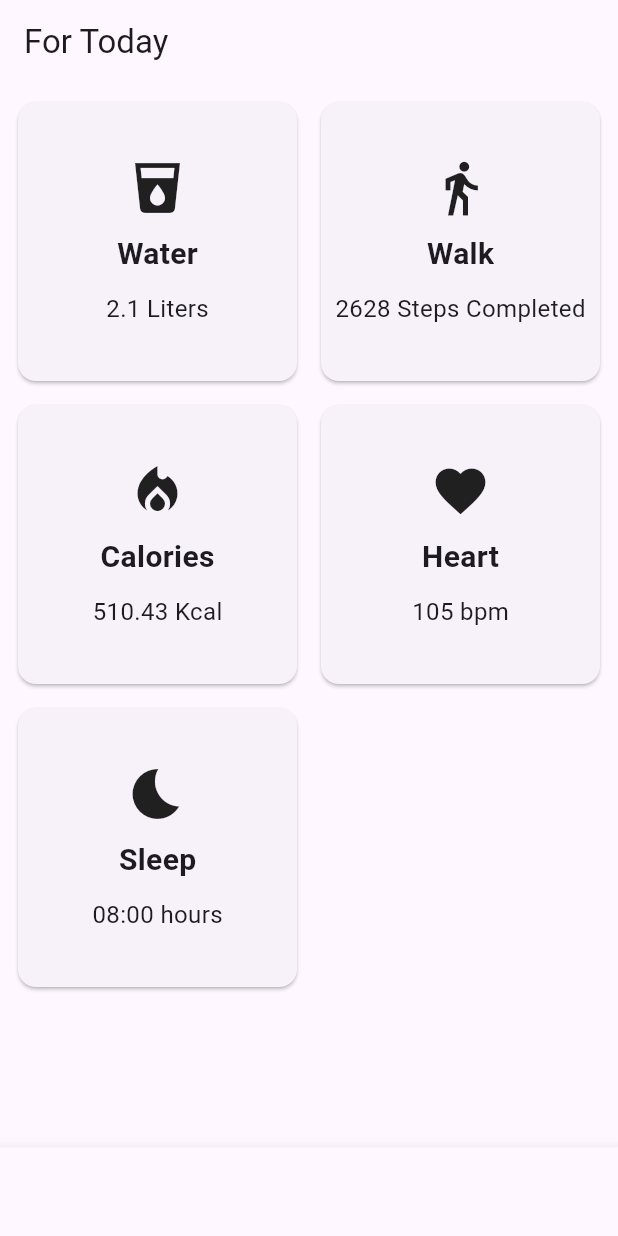
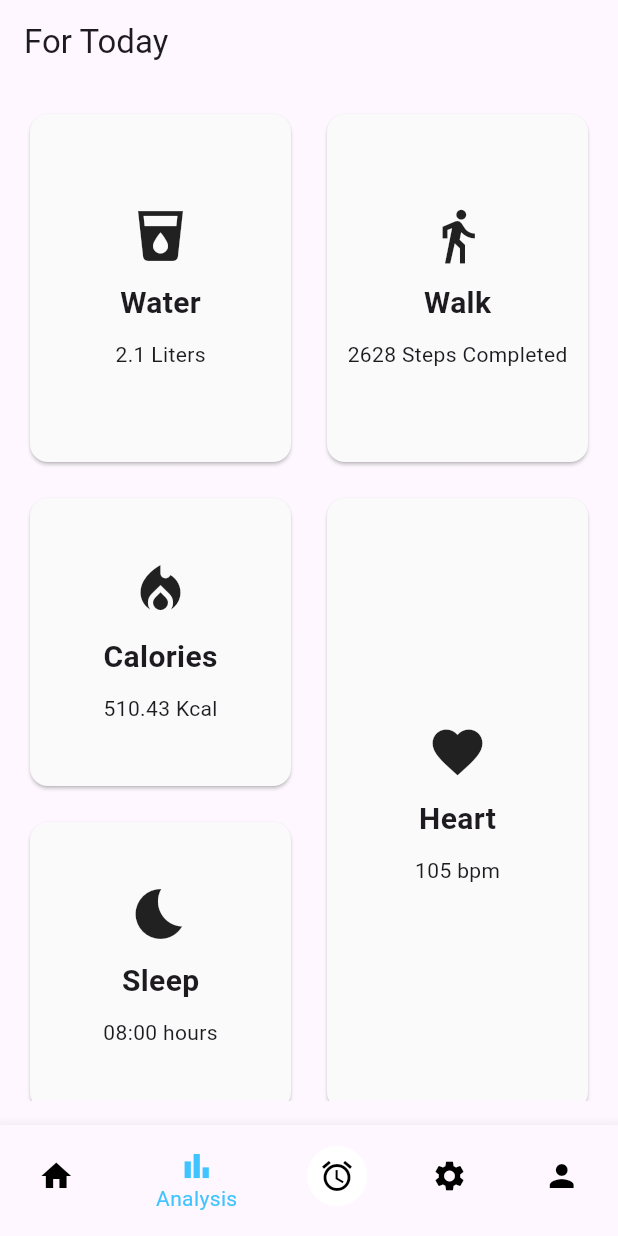
Before and after one commit to satria-nu-li-xue-xi/Water-Tracker-Satir, a Flutter app: the screen it shows after launch, on a phone screen of 412 x 824 dp. Run offline on Flutter 3.47's test engine with Material 3 defaults, Android fonts, the phone set to English and light mode, and no system bars.

Commit message:
merapikan grid tampilan analysis_screen

```diff
--- a/water_tracker_analysis/lib/analysis_screen.dart
+++ b/water_tracker_analysis/lib/analysis_screen.dart
@@ -1,31 +1,60 @@
 import 'package:flutter/material.dart';
+import 'package:flutter_staggered_grid_view/flutter_staggered_grid_view.dart';
 
-class AnalysisScreen extends StatelessWidget{
+class AnalysisScreen extends StatelessWidget {
   const AnalysisScreen({super.key});
 
   @override
-  Widget build(BuildContext context){
+  Widget build(BuildContext context) {
     return Scaffold(
       appBar: AppBar(
         title: Text('For Today'),
       ),
       body: Padding(
-        padding: const EdgeInsets.all(8.0),
-        child: GridView.count(
-          crossAxisCount: 2,
-          crossAxisSpacing: 8.0,
-          mainAxisSpacing: 8.0,
-          children: [
-            _buildCard('Water', '2.1 Liters', Icons.local_drink),
-            _buildCard('Walk', '2628 Steps Completed', Icons.directions_walk),
-            _buildCard('Calories', '510.43 Kcal', Icons.local_fire_department),
-            _buildCard('Heart', '105 bpm', Icons.favorite),
-            _buildCard('Sleep', '08:00 hours', Icons.bedtime),
-          ],
+        padding: const EdgeInsets.all(16.0),
+        child: StaggeredGridView.countBuilder(
+          crossAxisCount: 4,
+          crossAxisSpacing: 16.0,
+          mainAxisSpacing: 16.0,
+          itemCount: 5,
+          itemBuilder: (context, index) {
+            switch (index) {
+              case 0:
+                return _buildCard('Water', '2.1 Liters', Icons.local_drink, 10.0);
+              case 1:
+                return _buildCard('Walk', '2628 Steps Completed', Icons.directions_walk, 10.0);
+              case 2:
+                return _buildCard('Calories', '510.43 Kcal', Icons.local_fire_department, 10.0);
+              case 3:
+                return _buildCard('Heart', '105 bpm', Icons.favorite, 10.0);
+              case 4:
+                return _buildCard('Sleep', '08:00 hours', Icons.bedtime, 10.0);
+              default:
+                return Container();
+            }
+          },
+          staggeredTileBuilder: (index) {
+            switch (index) {
+              case 0:
+              case 1:
+                return StaggeredTile.extent(2, 240); // Dua grid pertama dengan ukuran yang sama
+              case 2:
+                return StaggeredTile.extent(2, 200);
+              case 3:
+                return StaggeredTile.extent(2, 416);
+              case 4:
+                return StaggeredTile.extent(2, 200);
+              default:
+                return StaggeredTile.extent(2, 150);
+            }
+          },
         ),
       ),
       bottomNavigationBar: BottomNavigationBar(
         currentIndex: 1,
+        backgroundColor: Colors.white,
+        selectedItemColor: Colors.lightBlueAccent,
+        unselectedItemColor: Colors.black,
         items: [
           BottomNavigationBarItem(
             icon: Icon(Icons.home),
@@ -36,8 +65,15 @@ class AnalysisScreen extends StatelessWidget{
             label: 'Analysis',
           ),
           BottomNavigationBarItem(
-            icon: Icon(Icons.alarm),
-            label: '',
+            icon: Container(
+              decoration: BoxDecoration(
+                shape: BoxShape.circle,
+                color: Colors.white,
+              ),
+              padding: EdgeInsets.all(8.0),
+              child: Icon(Icons.alarm),
+            ),
+            label: 'Alarm',
           ),
           BottomNavigationBarItem(
             icon: Icon(Icons.settings),
@@ -52,21 +88,22 @@ class AnalysisScreen extends StatelessWidget{
     );
   }
 
-  Widget _buildCard(String title, String value, IconData icon){
+  Widget _buildCard(String title, String value, IconData icon, double size) {
     return Card(
+      color: Colors.grey.shade50,
       child: Column(
         mainAxisAlignment: MainAxisAlignment.center,
         children: [
           Icon(icon, size: 40.0),
-          SizedBox(height: 10.0),
+          SizedBox(height: size),
           Text(
             title,
             style: TextStyle(fontSize: 20.0, fontWeight: FontWeight.bold),
           ),
-          SizedBox(height: 10.0),
+          SizedBox(height: size),
           Text(
             value,
-            style: TextStyle(fontSize: 16.0),
+            style: TextStyle(fontSize: 14.0),
           ),
         ],
       ),
--- a/water_tracker_analysis/pubspec.yaml
+++ b/water_tracker_analysis/pubspec.yaml
@@ -30,6 +30,7 @@ environment:
 dependencies:
   flutter:
     sdk: flutter
+  flutter_staggered_grid_view: ^0.4.1
 
   # The following adds the Cupertino Icons font to your application.
   # Use with the CupertinoIcons class for iOS style icons.
```
Also changed, not shown: water_tracker_analysis/pubspec.lock.
